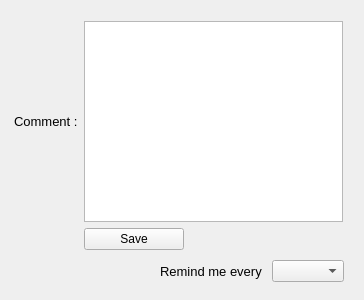
whatsop/custom_saving_tool, file saving_reminder.ui: the form before one commit.
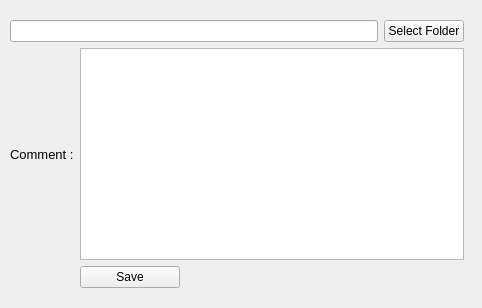
The form after the commit.

Commit message: MAKE a change with the UI + added scene function in main.py

The edit to the form file:
```diff
--- a/saving_reminder.ui
+++ b/saving_reminder.ui
@@ -6,8 +6,8 @@
    <rect>
     <x>0</x>
     <y>0</y>
-    <width>364</width>
-    <height>300</height>
+    <width>482</width>
+    <height>308</height>
    </rect>
   </property>
   <property name="windowTitle">
@@ -16,12 +16,35 @@
   <widget class="QWidget" name="">
    <property name="geometry">
     <rect>
-     <x>14</x>
-     <y>21</y>
-     <width>329</width>
-     <height>229</height>
+     <x>10</x>
+     <y>20</y>
+     <width>454</width>
+     <height>268</height>
     </rect>
    </property>
+   <layout class="QGridLayout" name="gridLayout_2">
+    <item row="0" column="0">
+     <layout class="QHBoxLayout" name="horizontalLayout">
+      <item>
+       <widget class="QLineEdit" name="pathLineEdit">
+        <property name="minimumSize">
+         <size>
+          <width>350</width>
+          <height>0</height>
+         </size>
+        </property>
+       </widget>
+      </item>
+      <item>
+       <widget class="QPushButton" name="selectFolderPushButton">
+        <property name="text">
+         <string>Select Folder</string>
+        </property>
+       </widget>
+      </item>
+     </layout>
+    </item>
+    <item row="1" column="0">
    <layout class="QGridLayout" name="gridLayout">
     <item row="0" column="0">
      <widget class="QLabel" name="commentLabel">
@@ -58,33 +81,6 @@
      </widget>
     </item>
    </layout>
-  </widget>
-  <widget class="QWidget" name="">
-   <property name="geometry">
-    <rect>
-     <x>160</x>
-     <y>260</y>
-     <width>184</width>
-     <height>22</height>
-    </rect>
-   </property>
-   <layout class="QHBoxLayout" name="horizontalLayout">
-    <item>
-     <widget class="QLabel" name="remindLabel">
-      <property name="font">
-       <font>
-        <pointsize>10</pointsize>
-        <weight>50</weight>
-        <bold>false</bold>
-       </font>
-      </property>
-      <property name="text">
-       <string>Remind me every :</string>
-      </property>
-     </widget>
-    </item>
-    <item>
-     <widget class="QComboBox" name="remindTimeComboBox"/>
     </item>
    </layout>
   </widget>
```
Left out of the diff: 6 changed lines with no effect on the pictures. Lines whose indentation alone changed are shown as unchanged. The commit also changes 1 other file.
